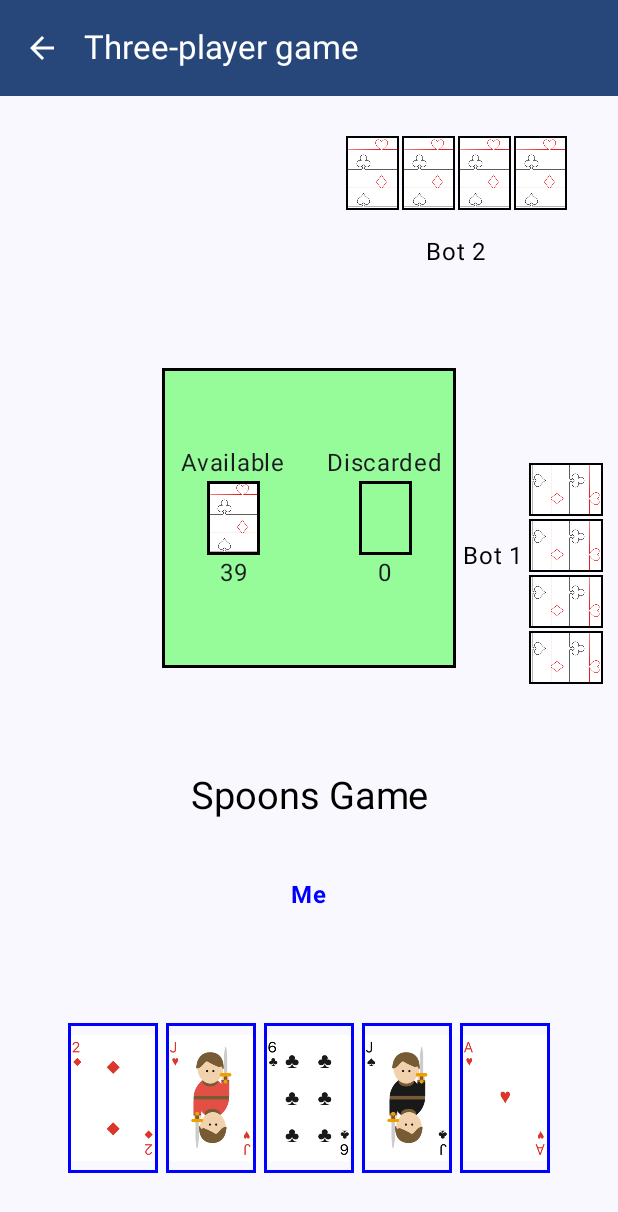
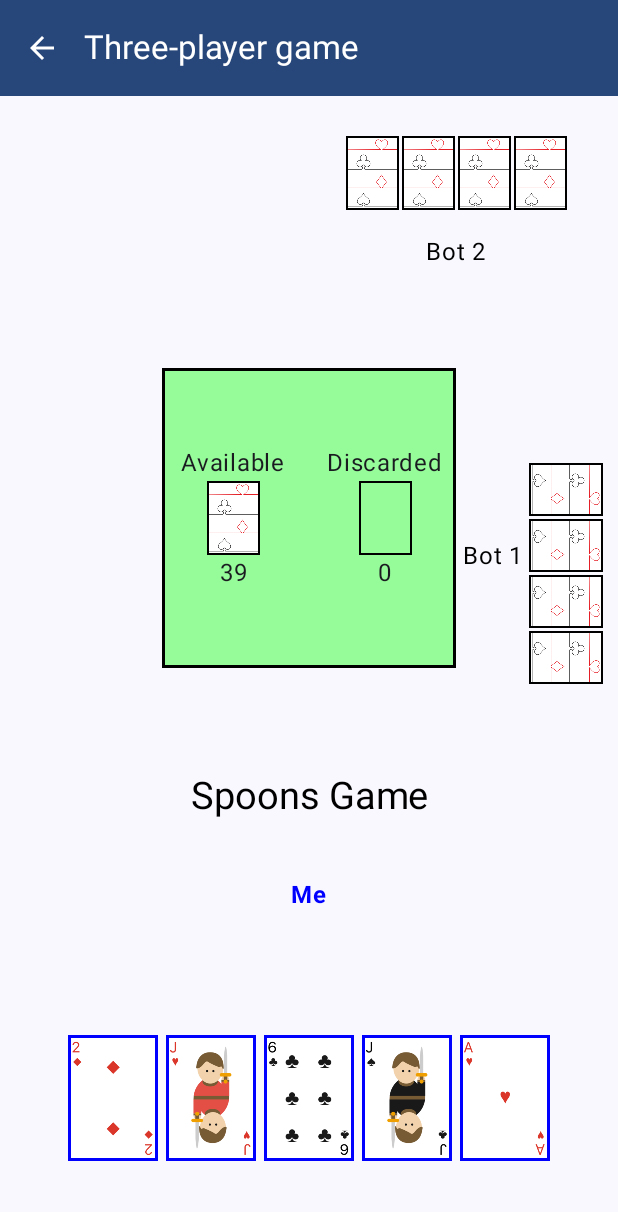
Before and after one commit to isfzade/SpoonsGame, an Android app built with Jetpack Compose: the GameScreen screen opened through its navigation route, on a phone screen of 412 x 824 dp. Shown: the top 1212 px of the screen. Run offline under Robolectric (Android 15) with nearby library versions, the phone set to English and light mode, and no system bars; our stand-ins replace Dagger/Hilt's generated code.

Commit message:
all cards

```diff
--- a/app/src/main/java/az/isfan/spoonsgame/screens/game/components/BottomChair.kt
+++ b/app/src/main/java/az/isfan/spoonsgame/screens/game/components/BottomChair.kt
@@ -79,7 +79,7 @@ fun LocalPlayerCards(
                 painter = painterResource(getCardImageResource(card.rank, card.suit)),
                 contentDescription = null,
                 modifier = Modifier
-                    .size(width = 60.dp, height = 100.dp)
+                    .size(width = 60.dp, height = 84.dp)
                     .border(
                         width = if (playTurn) 2.dp else 1.dp,
                         color = if (playTurn) Color.Blue else Color.Black
--- a/app/src/main/java/az/isfan/spoonsgame/screens/game/components/GameTable.kt
+++ b/app/src/main/java/az/isfan/spoonsgame/screens/game/components/GameTable.kt
@@ -157,7 +157,7 @@ fun DeckCardInGameTable(
         Box(
             modifier = Modifier
                 .size(width = 35.dp, height = 49.dp)
-                .border(width = 2.dp, color = Color.Black),
+                .border(width = 1.dp, color = Color.Black),
             contentAlignment = Alignment.Center
         ) {
             if (size != 0) {
--- a/app/src/main/java/az/isfan/spoonsgame/screens/game/components/common.kt
+++ b/app/src/main/java/az/isfan/spoonsgame/screens/game/components/common.kt
@@ -40,7 +40,7 @@ fun SideBotCards(
                 modifier = Modifier
                     .size(width = 49.dp, height = 35.dp)
                     .border(
-                        width = 1.dp,
+                        width = if (playTurn) 2.dp else 1.dp,
                         color = if (playTurn) Color.Blue else Color.Black
                     )
             )
@@ -68,7 +68,7 @@ fun TopBotCards(
                 modifier = Modifier
                     .size(width = 35.dp, height = 49.dp)
                     .border(
-                        width = 1.dp,
+                        width = if (playTurn) 2.dp else 1.dp,
                         color = if (playTurn) Color.Blue else Color.Black
                     )
             )
```
